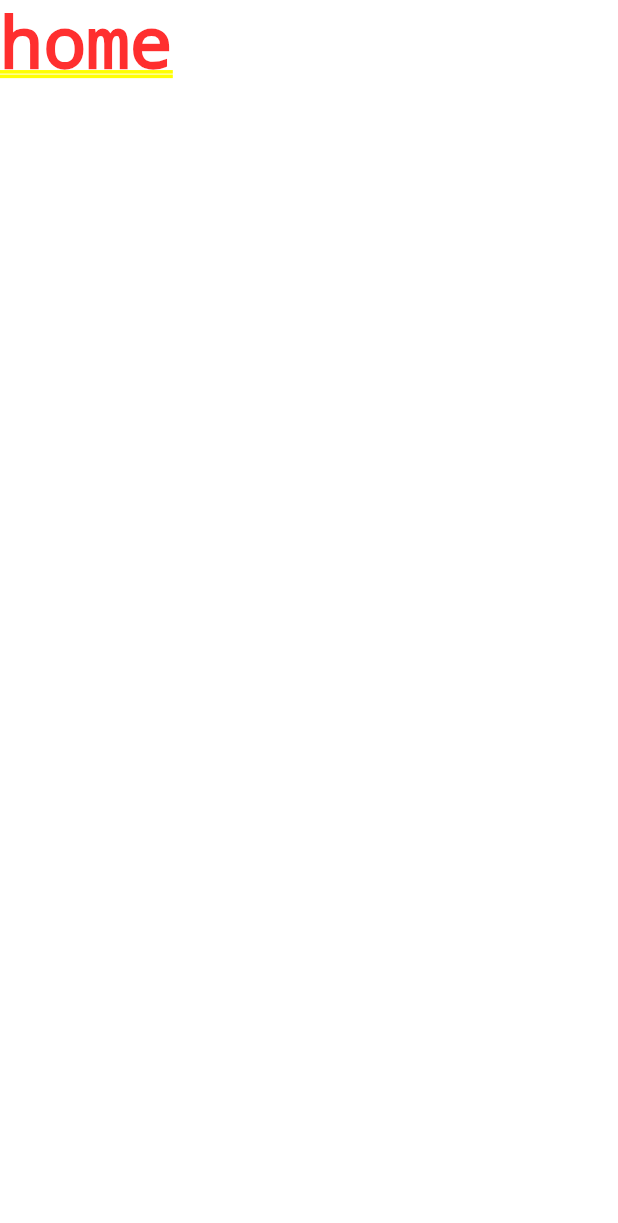
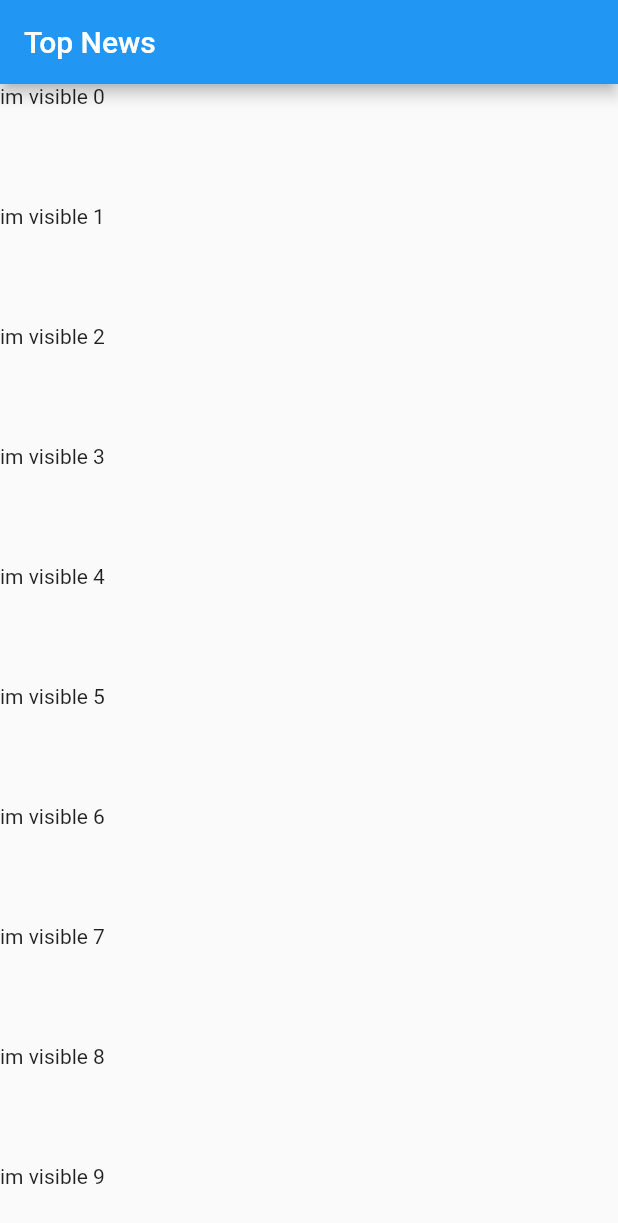
Before and after one commit to spkellydev/flutterhackernewsapi, a Flutter app: the screen it shows after launch, on a phone screen of 412 x 824 dp. Shown: the top 1223 px of the screen. Run offline on Flutter 3.47's test engine with Material 2 defaults, Android fonts, the phone set to English and light mode, and no system bars; our stand-ins replace sqflite; accounts and stored records are empty.

Commit message:
listbuilder future practical example

```diff
--- a/lib/src/app.dart
+++ b/lib/src/app.dart
@@ -1,10 +1,11 @@
 import 'package:flutter/material.dart';
+import 'screens/news_list.dart';
 
 class App extends StatelessWidget {
   Widget build(BuildContext context) {
     return MaterialApp(
-      title: 'Hacker News API',
-      home: Text('home'),
+      title: 'Hacker News',
+      home: NewsList(),
     );
   }
 }
--- a/lib/src/screens/home.dart
+++ /dev/null
@@ -1,7 +0,0 @@
-import 'package:flutter/material.dart';
-
-class Home extends StatelessWidget {
-  Widget build(BuildContext context) {
-    return Text('Home');
-  }
-}
--- /dev/null
+++ b/lib/src/screens/news_list.dart
@@ -0,0 +1,36 @@
+import 'package:flutter/material.dart';
+import 'dart:async' show Future;
+
+class NewsList extends StatelessWidget {
+  Widget build(BuildContext context) {
+    return Scaffold(
+      appBar: AppBar(
+        title: Text('Top News'),
+      ),
+      body: buildList(),
+    );
+  }
+
+  Widget buildList() {
+    return ListView.builder(
+      itemCount: 1000,
+      itemBuilder: (context, int index) {
+        return FutureBuilder(
+          future: getFuture(),
+          builder: (context, snapshot) {
+            return Container(
+              height: 80.0,
+              child: snapshot.hasData
+                  ? Text('im visible $index')
+                  : Text('I havent fetched data yet $index'),
+            );
+          },
+        );
+      },
+    );
+  }
+
+  Future getFuture() {
+    return Future.delayed(Duration(seconds: 2), () => 'hi');
+  }
+}
```
